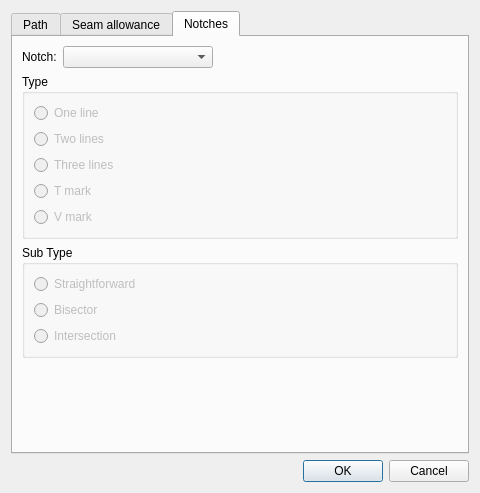
Above: src/libs/vtools/dialogs/tools/piece/dialoginternalpath.ui from FashionFreedom/Seamly2D before the change. Below: the same form after it.
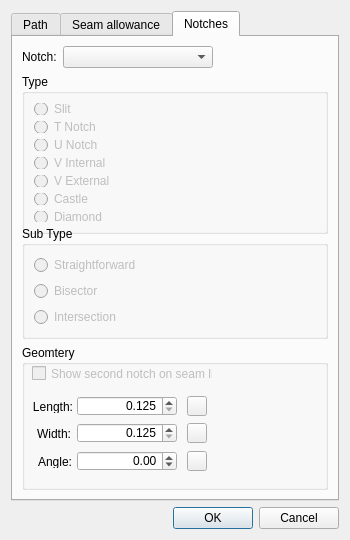
That is the form after the change. Icons and pictures are not drawn.

Commit message:
Issue #282 / Create new Notch options..
This adds new notch options and completes the change of the term "passmarks" to "notch", and the change of the text "typeLine" to "lineType" within the schema  conversion from ver 0.6.0 to ver 0.6.1.

Diff of the .ui file:
```diff
--- a/src/libs/vtools/dialogs/tools/piece/dialoginternalpath.ui
+++ b/src/libs/vtools/dialogs/tools/piece/dialoginternalpath.ui
@@ -6,10 +6,22 @@
    <rect>
     <x>0</x>
     <y>0</y>
-    <width>480</width>
-    <height>493</height>
+    <width>350</width>
+    <height>540</height>
    </rect>
   </property>
+  <property name="minimumSize">
+   <size>
+    <width>0</width>
+    <height>540</height>
+   </size>
+  </property>
+  <property name="maximumSize">
+   <size>
+    <width>350</width>
+    <height>16777215</height>
+   </size>
+  </property>
   <property name="windowTitle">
    <string>Internal path tool</string>
   </property>
@@ -931,6 +943,12 @@
          <property name="enabled">
           <bool>true</bool>
          </property>
+         <property name="minimumSize">
+          <size>
+           <width>0</width>
+           <height>160</height>
+          </size>
+         </property>
          <property name="title">
           <string>Type</string>
          </property>
@@ -940,8 +958,14 @@
             <property name="enabled">
              <bool>false</bool>
             </property>
+            <property name="minimumSize">
+             <size>
+              <width>0</width>
+              <height>0</height>
+             </size>
+            </property>
             <property name="text">
-             <string>One line</string>
+             <string>Slit</string>
             </property>
             <attribute name="buttonGroup">
              <string notr="true">notchType_ButtonGroup</string>
@@ -954,7 +978,7 @@
              <bool>false</bool>
             </property>
             <property name="text">
-             <string>Two lines</string>
+             <string>T Notch</string>
             </property>
             <attribute name="buttonGroup">
              <string notr="true">notchType_ButtonGroup</string>
@@ -967,7 +991,7 @@
              <bool>false</bool>
             </property>
             <property name="text">
-             <string>Three lines</string>
+             <string>U Notch</string>
             </property>
             <attribute name="buttonGroup">
              <string notr="true">notchType_ButtonGroup</string>
@@ -980,7 +1004,7 @@
              <bool>false</bool>
             </property>
             <property name="text">
-             <string>T mark</string>
+             <string>V Internal</string>
             </property>
             <attribute name="buttonGroup">
              <string notr="true">notchType_ButtonGroup</string>
@@ -993,7 +1017,45 @@
              <bool>false</bool>
             </property>
             <property name="text">
-             <string>V mark</string>
+             <string>V External</string>
+            </property>
+            <property name="icon">
+             <iconset resource="../../../../vmisc/share/resources/icon.qrc">
+              <normaloff>:/icon/24x24/external_v_notch.png</normaloff>:/icon/24x24/external_v_notch.png</iconset>
+            </property>
+            <attribute name="buttonGroup">
+             <string notr="true">notchType_ButtonGroup</string>
+            </attribute>
+           </widget>
+          </item>
+          <item>
+           <widget class="QRadioButton" name="castleNotch_RadioButton">
+            <property name="enabled">
+             <bool>false</bool>
+            </property>
+            <property name="text">
+             <string>Castle</string>
+            </property>
+            <property name="icon">
+             <iconset resource="../../../../vmisc/share/resources/icon.qrc">
+              <normaloff>:/icon/24x24/castle_notch.png</normaloff>:/icon/24x24/castle_notch.png</iconset>
+            </property>
+            <attribute name="buttonGroup">
+             <string notr="true">notchType_ButtonGroup</string>
+            </attribute>
+           </widget>
+          </item>
+          <item>
+           <widget class="QRadioButton" name="diamondNotch_RadioButton">
+            <property name="enabled">
+             <bool>false</bool>
+            </property>
+            <property name="text">
+             <string>Diamond</string>
+            </property>
+            <property name="icon">
+             <iconset resource="../../../../vmisc/share/resources/icon.qrc">
+              <normaloff>:/icon/24x24/diamond_notch.png</normaloff>:/icon/24x24/diamond_notch.png</iconset>
             </property>
             <attribute name="buttonGroup">
              <string notr="true">notchType_ButtonGroup</string>
@@ -1054,6 +1116,433 @@
          </layout>
         </widget>
        </item>
+       <item>
+        <widget class="QGroupBox" name="geometery_GroupBox">
+         <property name="minimumSize">
+          <size>
+           <width>0</width>
+           <height>145</height>
+          </size>
+         </property>
+         <property name="title">
+          <string>Geomtery</string>
+         </property>
+         <widget class="QDoubleSpinBox" name="notchAngle_DoubleSpinBox">
+          <property name="geometry">
+           <rect>
+            <x>55</x>
+            <y>106</y>
+            <width>100</width>
+            <height>20</height>
+           </rect>
+          </property>
+          <property name="sizePolicy">
+           <sizepolicy hsizetype="Fixed" vsizetype="Fixed">
+            <horstretch>0</horstretch>
+            <verstretch>0</verstretch>
+           </sizepolicy>
+          </property>
+          <property name="minimumSize">
+           <size>
+            <width>100</width>
+            <height>0</height>
+           </size>
+          </property>
+          <property name="alignment">
+           <set>Qt::AlignRight|Qt::AlignTrailing|Qt::AlignVCenter</set>
+          </property>
+          <property name="minimum">
+           <double>-360.000000000000000</double>
+          </property>
+          <property name="maximum">
+           <double>360.000000000000000</double>
+          </property>
+          <property name="singleStep">
+           <double>1.000000000000000</double>
+          </property>
+         </widget>
+         <widget class="QPushButton" name="resetAngle_PushButton">
+          <property name="geometry">
+           <rect>
+            <x>165</x>
+            <y>106</y>
+            <width>20</width>
+            <height>20</height>
+           </rect>
+          </property>
+          <property name="sizePolicy">
+           <sizepolicy hsizetype="Fixed" vsizetype="Fixed">
+            <horstretch>0</horstretch>
+            <verstretch>0</verstretch>
+           </sizepolicy>
+          </property>
+          <property name="minimumSize">
+           <size>
+            <width>20</width>
+            <height>20</height>
+           </size>
+          </property>
+          <property name="maximumSize">
+           <size>
+            <width>20</width>
+            <height>20</height>
+           </size>
+          </property>
+          <property name="toolTip">
+           <string>Reset notch angle to default.</string>
+          </property>
+          <property name="text">
+           <string/>
+          </property>
+          <property name="icon">
+           <iconset resource="../../../../vmisc/share/resources/theme.qrc">
+            <normaloff>:/icons/win.icon.theme/24x24/actions/edit-undo.png</normaloff>:/icons/win.icon.theme/24x24/actions/edit-undo.png</iconset>
+          </property>
+         </widget>
+         <widget class="QLabel" name="notchCount_Label">
+          <property name="geometry">
+           <rect>
+            <x>132</x>
+            <y>181</y>
+            <width>40</width>
+            <height>13</height>
+           </rect>
+          </property>
+          <property name="sizePolicy">
+           <sizepolicy hsizetype="Fixed" vsizetype="Preferred">
+            <horstretch>0</horstretch>
+            <verstretch>0</verstretch>
+           </sizepolicy>
+          </property>
+          <property name="minimumSize">
+           <size>
+            <width>40</width>
+            <height>0</height>
+           </size>
+          </property>
+          <property name="maximumSize">
+           <size>
+            <width>40</width>
+            <height>16777215</height>
+           </size>
+          </property>
+          <property name="text">
+           <string>Count:</string>
+          </property>
+          <property name="alignment">
+           <set>Qt::AlignRight|Qt::AlignTrailing|Qt::AlignVCenter</set>
+          </property>
+         </widget>
+         <widget class="QPushButton" name="resetWidth_PushButton">
+          <property name="geometry">
+           <rect>
+            <x>165</x>
+            <y>78</y>
+            <width>20</width>
+            <height>20</height>
+           </rect>
+          </property>
+          <property name="sizePolicy">
+           <sizepolicy hsizetype="Fixed" vsizetype="Fixed">
+            <horstretch>0</horstretch>
+            <verstretch>0</verstretch>
+           </sizepolicy>
+          </property>
+          <property name="minimumSize">
+           <size>
+            <width>20</width>
+            <height>20</height>
+           </size>
+          </property>
+          <property name="maximumSize">
+           <size>
+            <width>20</width>
+            <height>20</height>
+           </size>
+          </property>
+          <property name="toolTip">
+           <string>Reset notch with to default.</string>
+          </property>
+          <property name="text">
+           <string/>
+          </property>
+          <property name="icon">
+           <iconset resource="../../../../vmisc/share/resources/theme.qrc">
+            <normaloff>:/icons/win.icon.theme/24x24/actions/edit-undo.png</normaloff>:/icons/win.icon.theme/24x24/actions/edit-undo.png</iconset>
+          </property>
+         </widget>
+         <widget class="QDoubleSpinBox" name="notchWidth_DoubleSpinBox">
+          <property name="geometry">
+           <rect>
+            <x>55</x>
+            <y>78</y>
+            <width>100</width>
+            <height>20</height>
+           </rect>
+          </property>
+          <property name="sizePolicy">
+           <sizepolicy hsizetype="Fixed" vsizetype="Fixed">
+            <horstretch>0</horstretch>
+            <verstretch>0</verstretch>
+           </sizepolicy>
+          </property>
+          <property name="minimumSize">
+           <size>
+            <width>100</width>
+            <height>0</height>
+           </size>
+          </property>
+          <property name="alignment">
+           <set>Qt::AlignRight|Qt::AlignTrailing|Qt::AlignVCenter</set>
+          </property>
+          <property name="decimals">
+           <number>3</number>
+          </property>
+          <property name="minimum">
+           <double>0.125000000000000</double>
+          </property>
+          <property name="maximum">
+           <double>1.500000000000000</double>
+          </property>
+          <property name="singleStep">
+           <double>0.010000000000000</double>
+          </property>
+          <property name="value">
+           <double>0.125000000000000</double>
+          </property>
+         </widget>
+         <widget class="QSpinBox" name="notchCount_SpinBox">
+          <property name="geometry">
+           <rect>
+            <x>182</x>
+            <y>177</y>
+            <width>100</width>
+            <height>20</height>
+           </rect>
+          </property>
+          <property name="sizePolicy">
+           <sizepolicy hsizetype="Fixed" vsizetype="Fixed">
+            <horstretch>0</horstretch>
+            <verstretch>0</verstretch>
+           </sizepolicy>
+          </property>
+          <property name="minimumSize">
+           <size>
+            <width>100</width>
+            <height>0</height>
+           </size>
+          </property>
+          <property name="alignment">
+           <set>Qt::AlignRight|Qt::AlignTrailing|Qt::AlignVCenter</set>
+          </property>
+          <property name="minimum">
+           <number>1</number>
+          </property>
+          <property name="maximum">
+           <number>3</number>
+          </property>
+         </widget>
+         <widget class="QCheckBox" name="showSecondNotch_CheckBox">
+          <property name="enabled">
+           <bool>false</bool>
+          </property>
+          <property name="geometry">
+           <rect>
+            <x>10</x>
+            <y>20</y>
+            <width>181</width>
+            <height>17</height>
+           </rect>
+          </property>
+          <property name="toolTip">
+           <string>This option has effect only if the second notch on seam line is enabled in global preferences. The option helps disable the second notch for this notch only.</string>
+          </property>
+          <property name="text">
+           <string>Show second notch on seam line</string>
+          </property>
+         </widget>
+         <widget class="QPushButton" name="resetLength_PushButton">
+          <property name="geometry">
+           <rect>
+            <x>165</x>
+            <y>51</y>
+            <width>20</width>
+            <height>20</height>
+           </rect>
+          </property>
+          <property name="sizePolicy">
+           <sizepolicy hsizetype="Fixed" vsizetype="Fixed">
+            <horstretch>0</horstretch>
+            <verstretch>0</verstretch>
+           </sizepolicy>
+          </property>
+          <property name="minimumSize">
+           <size>
+            <width>20</width>
+            <height>20</height>
+           </size>
+          </property>
+          <property name="maximumSize">
+           <size>
+            <width>20</width>
+            <height>20</height>
+           </size>
+          </property>
+          <property name="toolTip">
+           <string>Reset notch length to default.</string>
+          </property>
+          <property name="text">
+           <string/>
+          </property>
+          <property name="icon">
+           <iconset resource="../../../../vmisc/share/resources/theme.qrc">
+            <normaloff>:/icons/win.icon.theme/24x24/actions/edit-undo.png</normaloff>:/icons/win.icon.theme/24x24/actions/edit-undo.png</iconset>
+          </property>
+         </widget>
+         <widget class="QLabel" name="notchWidth_Label">
+          <property name="geometry">
+           <rect>
+            <x>9</x>
+            <y>82</y>
+            <width>40</width>
+            <height>13</height>
+           </rect>
+          </property>
+          <property name="sizePolicy">
+           <sizepolicy hsizetype="Fixed" vsizetype="Preferred">
+            <horstretch>0</horstretch>
+            <verstretch>0</verstretch>
+           </sizepolicy>
+          </property>
+          <property name="minimumSize">
+           <size>
+            <width>40</width>
+            <height>0</height>
+           </size>
+          </property>
+          <property name="maximumSize">
+           <size>
+            <width>40</width>
+            <height>16777215</height>
+           </size>
+          </property>
+          <property name="text">
+           <string> Width:</string>
+          </property>
+          <property name="alignment">
+           <set>Qt::AlignRight|Qt::AlignTrailing|Qt::AlignVCenter</set>
+          </property>
+         </widget>
+         <widget class="QLabel" name="notchAngle_Label">
+          <property name="geometry">
+           <rect>
+            <x>10</x>
+            <y>110</y>
+            <width>40</width>
+            <height>13</height>
+           </rect>
+          </property>
+          <property name="sizePolicy">
+           <sizepolicy hsizetype="Fixed" vsizetype="Preferred">
+            <horstretch>0</horstretch>
+            <verstretch>0</verstretch>
+           </sizepolicy>
+          </property>
+          <property name="minimumSize">
+           <size>
+            <width>40</width>
+            <height>0</height>
+           </size>
+          </property>
+          <property name="maximumSize">
+           <size>
+            <width>40</width>
+            <height>16777215</height>
+           </size>
+          </property>
+          <property name="text">
+           <string>Angle:</string>
+          </property>
+          <property name="alignment">
+           <set>Qt::AlignRight|Qt::AlignTrailing|Qt::AlignVCenter</set>
+          </property>
+         </widget>
+         <widget class="QDoubleSpinBox" name="notchLength_DoubleSpinBox">
+          <property name="geometry">
+           <rect>
+            <x>55</x>
+            <y>51</y>
+            <width>100</width>
+            <height>20</height>
+           </rect>
+          </property>
+          <property name="sizePolicy">
+           <sizepolicy hsizetype="Fixed" vsizetype="Fixed">
+            <horstretch>0</horstretch>
+            <verstretch>0</verstretch>
+           </sizepolicy>
+          </property>
+          <property name="minimumSize">
+           <size>
+            <width>100</width>
+            <height>0</height>
+           </size>
+          </property>
+          <property name="alignment">
+           <set>Qt::AlignRight|Qt::AlignTrailing|Qt::AlignVCenter</set>
+          </property>
+          <property name="decimals">
+           <number>3</number>
+          </property>
+          <property name="minimum">
+           <double>0.125000000000000</double>
+          </property>
+          <property name="maximum">
+           <double>1.500000000000000</double>
+          </property>
+          <property name="singleStep">
+           <double>0.010000000000000</double>
+          </property>
+          <property name="value">
+           <double>0.125000000000000</double>
+          </property>
+         </widget>
+         <widget class="QLabel" name="notchLength_Label">
+          <property name="geometry">
+           <rect>
+            <x>11</x>
+            <y>55</y>
+            <width>40</width>
+            <height>13</height>
+           </rect>
+          </property>
+          <property name="sizePolicy">
+           <sizepolicy hsizetype="Fixed" vsizetype="Preferred">
+            <horstretch>0</horstretch>
+            <verstretch>0</verstretch>
+           </sizepolicy>
+          </property>
+          <property name="minimumSize">
+           <size>
+            <width>40</width>
+            <height>0</height>
+           </size>
+          </property>
+          <property name="maximumSize">
+           <size>
+            <width>40</width>
+            <height>16777215</height>
+           </size>
+          </property>
+          <property name="text">
+           <string>Length:</string>
+          </property>
+          <property name="alignment">
+           <set>Qt::AlignRight|Qt::AlignTrailing|Qt::AlignVCenter</set>
+          </property>
+         </widget>
+        </widget>
+       </item>
        <item>
         <spacer name="verticalSpacer_2">
          <property name="orientation">
```
Left out of the diff: 108 changed lines with no effect on the pictures. The commit also changes 92 other files.
